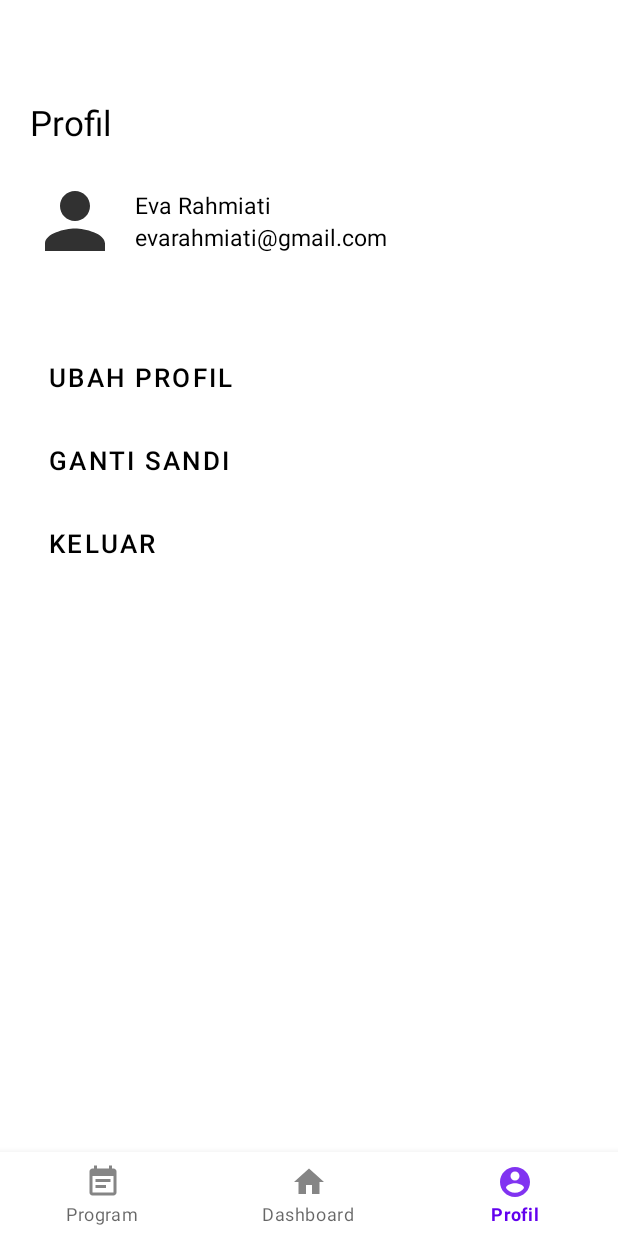
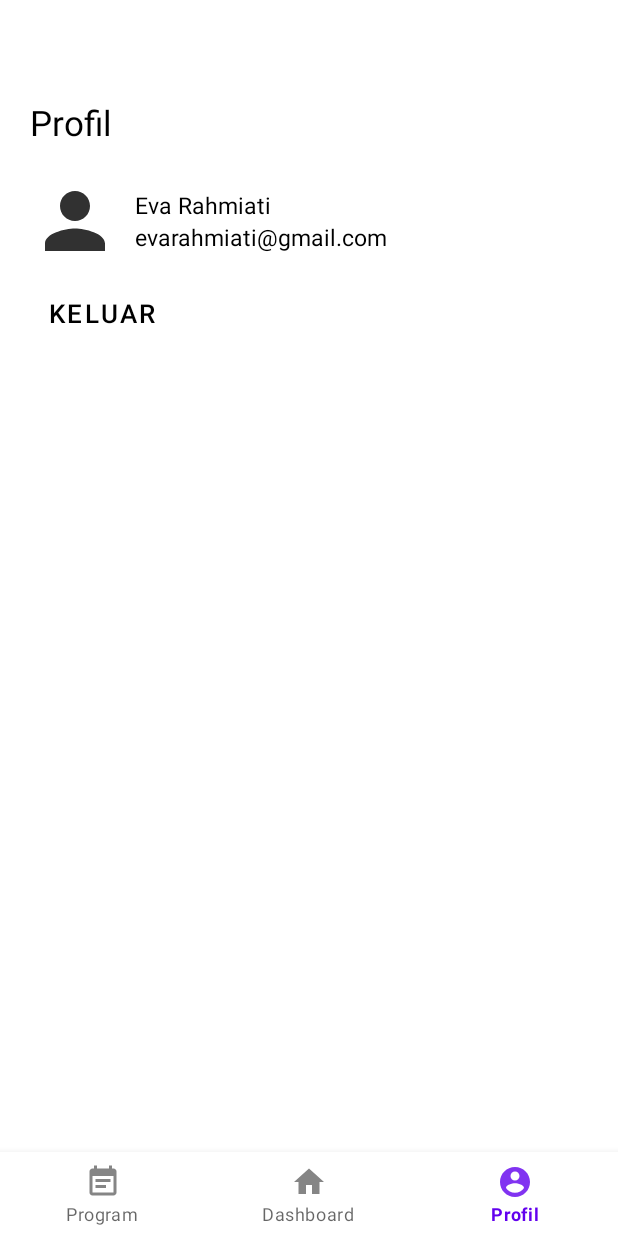
Before and after one commit to Muhammad-Jafar/Aplikasi-Basiru, an Android app: the ProfilFragment screen opened through its navigation route, on a phone screen of 412 x 824 dp. Run offline under Robolectric (Android 15) with nearby library versions, the phone set to English and light mode, and no system bars; our stand-ins replace navigation-ui.

Commit message:
Jafar
Captcha sudah jadi

```diff
--- a/app/build.gradle
+++ b/app/build.gradle
@@ -43,6 +43,12 @@ dependencies {
     androidTestImplementation 'androidx.test.ext:junit:1.1.2'
     androidTestImplementation 'androidx.test.espresso:espresso-core:3.3.0'
 
+    //chaptcha
+    implementation 'com.google.android.gms:play-services-safetynet:17.0.1'
+    implementation 'com.android.volley:volley:1.2.0'
+
+    //cardview
     implementation "androidx.cardview:cardview:1.0.0"
 
+
 }
--- a/app/src/main/AndroidManifest.xml
+++ b/app/src/main/AndroidManifest.xml
@@ -2,6 +2,9 @@
 <manifest
     xmlns:android="http://schemas.android.com/apk/res/android"
     package="projek.basiru">
+
+    <uses-permission android:name="android.permission.INTERNET" />
+    <uses-permission android:name="android.permission.ACCESS_NETWORK_STATE"/>
 
     <application
         android:allowBackup="true"
@@ -21,7 +24,6 @@
 
         <activity android:name=".login"/>
         <activity android:name=".registrasi"/>
-
         <activity android:name=".MainActivity" />
 
     </application>
--- a/app/src/main/res/layout/fragment_profil.xml
+++ b/app/src/main/res/layout/fragment_profil.xml
@@ -58,27 +58,29 @@
 
     </androidx.appcompat.widget.LinearLayoutCompat>
 
-    <androidx.appcompat.widget.AppCompatButton
-        android:textAlignment="textStart"
-        android:layout_width="match_parent"
-        android:layout_height="wrap_content"
-        android:text="Ubah Profil"
-        android:textColor="@color/black"
-        android:textSize="17dp"
-        android:layout_marginStart="10dp"
-        android:layout_marginTop="50dp"
-        style="@style/Widget.MaterialComponents.Button.TextButton"/>
+<!--    <androidx.appcompat.widget.AppCompatButton-->
+<!--        android:id="@+id/ubahprofil"-->
+<!--        android:onClick="ubahprofil"-->
+<!--        android:textAlignment="textStart"-->
+<!--        android:layout_width="match_parent"-->
+<!--        android:layout_height="wrap_content"-->
+<!--        android:text="Ubah Profil"-->
+<!--        android:textColor="@color/black"-->
+<!--        android:textSize="17dp"-->
+<!--        android:layout_marginStart="10dp"-->
+<!--        android:layout_marginTop="50dp"-->
+<!--        style="@style/Widget.MaterialComponents.Button.TextButton"/>-->
 
-    <androidx.appcompat.widget.AppCompatButton
-        android:layout_width="match_parent"
-        android:layout_height="wrap_content"
-        android:textAlignment="textStart"
-        android:textColor="@color/black"
-        android:text="Ganti sandi"
-        android:textSize="17dp"
-        android:layout_marginStart="10dp"
-        android:layout_marginTop="7dp"
-        style="@style/Widget.MaterialComponents.Button.TextButton"/>
+<!--    <androidx.appcompat.widget.AppCompatButton-->
+<!--        android:layout_width="match_parent"-->
+<!--        android:layout_height="wrap_content"-->
+<!--        android:textAlignment="textStart"-->
+<!--        android:textColor="@color/black"-->
+<!--        android:text="Ganti sandi"-->
+<!--        android:textSize="17dp"-->
+<!--        android:layout_marginStart="10dp"-->
+<!--        android:layout_marginTop="7dp"-->
+<!--        style="@style/Widget.MaterialComponents.Button.TextButton"/>-->
 
     <androidx.appcompat.widget.AppCompatButton
         android:onClick="logoutacc"
--- a/app/src/main/res/layout/login.xml
+++ b/app/src/main/res/layout/login.xml
@@ -29,6 +29,7 @@
             android:layout_marginBottom="30dp"/>
 
         <com.google.android.material.textfield.TextInputLayout
+            android:id="@+id/inputimel"
             android:hint="masukan email"
             android:layout_width="300dp"
             android:layout_height="50dp"
@@ -41,6 +42,7 @@
         </com.google.android.material.textfield.TextInputLayout>
 
         <com.google.android.material.textfield.TextInputLayout
+            android:id="@+id/inputsandi"
             style="@style/Widget.MaterialComponents.TextInputLayout.OutlinedBox.Dense"
             android:layout_width="300dp"
             android:layout_height="50dp"
@@ -63,6 +65,7 @@
             android:gravity="center">
 
             <com.google.android.material.button.MaterialButton
+                android:id="@+id/daftardulu"
                 android:onClick="daftardulu"
                 android:layout_width="100dp"
                 android:layout_height="50dp"
@@ -71,6 +74,7 @@
                 android:layout_marginRight="60dp"/>
 
             <com.google.android.material.button.MaterialButton
+                android:id="@+id/login"
                 android:onClick="login"
                 android:layout_width="100dp"
                 android:layout_height="50dp"
--- a/app/src/main/res/values-night/strings.xml
+++ b/app/src/main/res/values-night/strings.xml
@@ -1,4 +1,4 @@
 <?xml version="1.0" encoding="utf-8"?>
 <resources>
-    <string name="Basiru">namaaplikasi</string>
+    <string name="Basiru">Basiru</string>
 </resources>
--- a/app/src/main/res/values/strings.xml
+++ b/app/src/main/res/values/strings.xml
@@ -3,5 +3,5 @@
     <string name="title_dashboard">Dashboard</string>
     <string name="title_program">Program</string>
     <string name="title_profil">Profil</string>
-    <string name="Basiru">namaaplikasi</string>
+    <string name="Basiru">Basiru</string>
 </resources>
```
Also changed, not shown: app/src/main/java/projek/basiru/MainActivity.java (+8 -1 lines), app/src/main/java/projek/basiru/login.java (+180 -10 lines).
